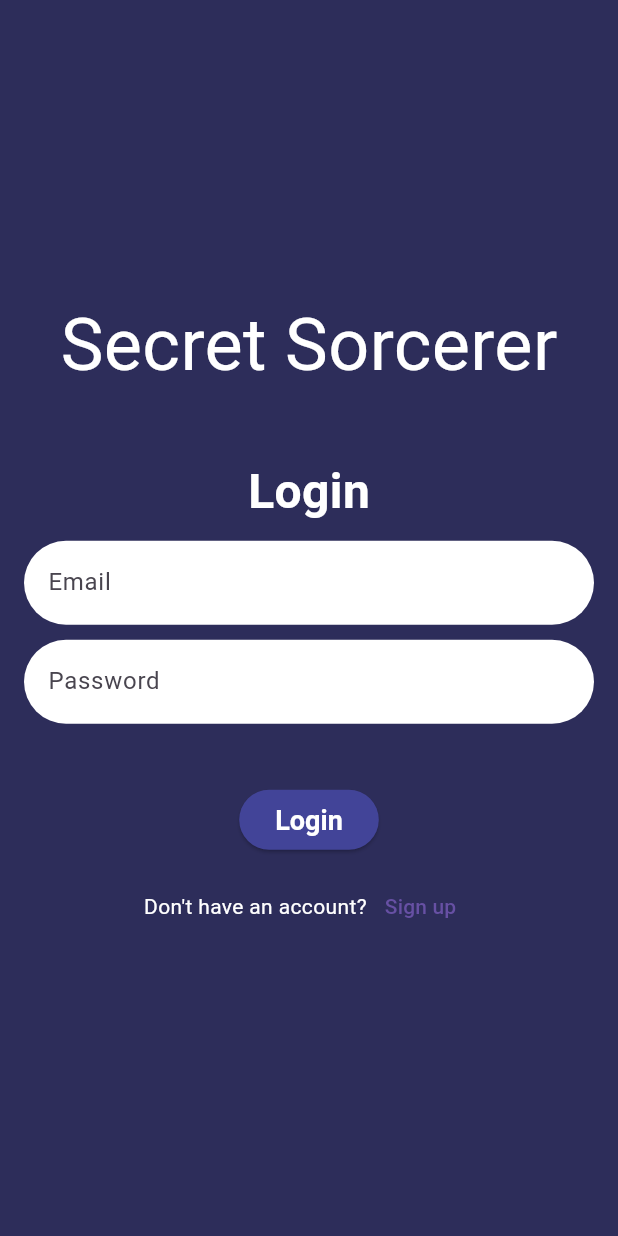
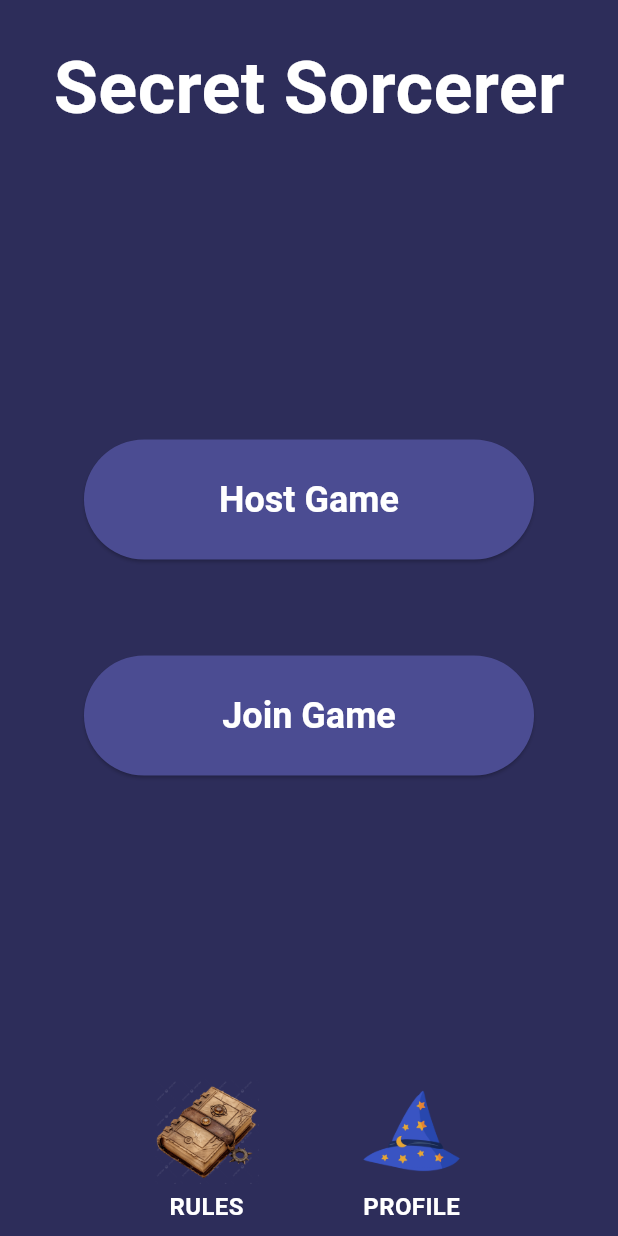
Before and after one commit to BenjaminAyl/gr01-secret-sorcerer-2025-fall, a Flutter app: the screen it shows after launch, after a tap on "Login", on a phone screen of 412 x 824 dp. Run offline on Flutter 3.47's test engine with Material 3 defaults, Android fonts, the phone set to English and light mode, and no system bars; our stand-ins replace firebase_auth, firebase_core, go_router, google_fonts; accounts and stored records are empty; network calls fail; Roboto replaces fonts that are missing (Quintessential).

Commit message:
home screen ui skeleton and supporting constants/placeholder assets

```diff
--- a/lib/app_router.dart
+++ b/lib/app_router.dart
@@ -1,5 +1,6 @@
 import 'package:go_router/go_router.dart';
-import 'package:secret_sorcerer/views/firebase_test.dart';
+//import 'package:secret_sorcerer/views/firebase_test.dart';
+import 'package:secret_sorcerer/views/home_screen.dart';
 import 'package:secret_sorcerer/views/login_screen.dart';
 import 'package:secret_sorcerer/views/signup_screen.dart';
 
@@ -7,6 +8,7 @@ final GoRouter router = GoRouter(
   initialLocation: '/',
   routes: [
     GoRoute(path: '/', builder:(context, state) => LoginScreen()),
-    GoRoute(path: '/signup', builder:(context, state) => SignupScreen())
+    GoRoute(path: '/signup', builder:(context, state) => SignupScreen()),
+    GoRoute(path: '/home', builder:(context, state)=> HomeScreen())
   ]
 );
--- a/lib/constants/app_colours.dart
+++ b/lib/constants/app_colours.dart
@@ -2,6 +2,6 @@ import 'package:flutter/material.dart';
 
 class AppColors {
   static const Color primaryBrand = Color.fromRGBO(45, 45, 90, 1); // Example custom color
-  static const Color secondaryBrand = Color.fromRGBO(66, 68, 152, 1);
-  static const Color customAccent = Color(0xFF5C5C95);
+  static const Color secondaryBrand = Color.fromRGBO(75, 76, 146, 1);
+  static const Color customAccent = Color.fromARGB(255, 139, 139, 204);
 }
--- /dev/null
+++ b/lib/constants/app_spacing.dart
@@ -0,0 +1,31 @@
+import 'package:flutter/material.dart';
+
+/// Centralized spacing + padding system for consistent UI layout 🎯
+class AppSpacing {
+  // SizedBox gaps (vertical & horizontal)
+  static const gapXS = SizedBox(height: 4);
+  static const gapS = SizedBox(height: 8);
+  static const gapM = SizedBox(height: 16);
+  static const gapL = SizedBox(height: 24);
+  static const gapXL = SizedBox(height: 32);
+  static const gapXXL = SizedBox(height: 48);
+
+  static const spaceL = SizedBox(height: 64);
+  static const spaceXL = SizedBox(height: 128);
+  static const spaceXXL = SizedBox(height: 200);
+
+  static const gapWXS = SizedBox(width: 4);
+  static const gapWS = SizedBox(width: 8);
+  static const gapWM = SizedBox(width: 16);
+  static const gapWL = SizedBox(width: 24);
+  static const gapWXL = SizedBox(width: 32);
+
+  // EdgeInsets padding
+  static const screen = EdgeInsets.all(20);
+  static const section = EdgeInsets.symmetric(vertical: 16);
+  static const item = EdgeInsets.symmetric(vertical: 8, horizontal: 12);
+
+  // Specific themed uses
+  static const titleSpacing = SizedBox(height: 32);
+  static const buttonSpacing = SizedBox(height: 44);
+}
--- /dev/null
+++ b/lib/constants/app_text_styling.dart
@@ -0,0 +1,42 @@
+import 'package:flutter/material.dart';
+
+class TextStyles {
+  // Display / Title styles
+  static const TextStyle title = TextStyle(
+    fontSize: 48,
+    fontWeight: FontWeight.w700,
+  );
+
+  static const TextStyle heading = TextStyle(
+    fontSize: 32,
+    fontWeight: FontWeight.w600,
+  );
+
+  static const TextStyle subheading = TextStyle(
+    fontSize: 24,
+    fontWeight: FontWeight.w600,
+  );
+
+  // Body styles
+  static const TextStyle bodyLarge = TextStyle(
+    fontSize: 18,
+    fontWeight: FontWeight.w600,
+  );
+
+  static const TextStyle body = TextStyle(
+    fontSize: 16,
+    fontWeight: FontWeight.w600,
+  );
+
+  static const TextStyle bodySmall = TextStyle(
+    fontSize: 14,
+    fontWeight: FontWeight.w600,
+  );
+
+  // Labels, captions, UI elements
+  static const TextStyle label = TextStyle(
+    fontSize: 12,
+    fontWeight: FontWeight.w600,
+    letterSpacing: 0.5,
+  );
+}
--- a/lib/main.dart
+++ b/lib/main.dart
@@ -33,6 +33,17 @@ class MainApp extends StatelessWidget {
             textStyle: TextStyle(
               fontSize: 18,
               fontWeight: FontWeight.bold,
+              fontFamily: GoogleFonts.quintessential().fontFamily,
+            ),
+          ),
+        ),
+        textButtonTheme: TextButtonThemeData(
+          style: TextButton.styleFrom(
+            foregroundColor: AppColors.customAccent,
+            textStyle: TextStyle(
+              fontSize: 16,
+              fontWeight: FontWeight.bold,
+              fontFamily: GoogleFonts.quintessential().fontFamily,
             ),
           ),
         ),
--- /dev/null
+++ b/lib/views/home_screen.dart
@@ -0,0 +1,95 @@
+import 'package:flutter/material.dart';
+import 'package:secret_sorcerer/constants/app_spacing.dart';
+import 'package:secret_sorcerer/constants/app_text_styling.dart';
+
+class HomeScreen extends StatelessWidget {
+  const HomeScreen({super.key});
+
+  @override
+  Widget build(BuildContext context) {
+    return Scaffold(
+      body: SafeArea(
+        child: SizedBox(
+          width: double.infinity,
+          child: Column(
+            crossAxisAlignment: CrossAxisAlignment.center,
+            children: [
+              AppSpacing.gapL,
+              const Text('Secret Sorcerer', style: TextStyles.title),
+              AppSpacing.spaceXXL,
+
+              ElevatedButton(
+                onPressed: () {
+                  // TODO: route to /host when implemented
+                },
+                style: ElevatedButton.styleFrom(
+                  minimumSize: const Size(300, 80),
+                ),
+                child: const Text('Host Game', style: TextStyles.subheading),
+              ),
+              AppSpacing.spaceL,
+              ElevatedButton(
+                onPressed: () {
+                  // TODO: route to /join when implemented
+                },
+                style: ElevatedButton.styleFrom(
+                  minimumSize: const Size(300, 80),
+                ),
+                child: const Text('Join Game', style: TextStyles.subheading),
+              ),
+
+              const Spacer(),
+
+              // Bottom buttons for profile and rules
+              Padding(
+                padding: AppSpacing.item,
+                child: Row(
+                  mainAxisAlignment: MainAxisAlignment.spaceBetween,
+                  children: [
+                    AppSpacing.gapWL,
+
+                    Column(
+                      children: [
+                        GestureDetector(
+                          onTap: () {
+                            // TODO: navigate to /rules when implemented
+                          },
+                          child: Image.asset(
+                            'assets/images/tome.png', // TODO: CREATE ASSET
+                            width: 70,
+                            height: 70,
+                          ),
+                        ),
+                        AppSpacing.gapXS,
+                        const Text('RULES', style: TextStyles.body),
+                      ],
+                    ),
+
+                    Column(
+                      children: [
+                        GestureDetector(
+                          onTap: () {
+                            // TODO: navigate to /profile when implemented
+                          },
+                          child: Image.asset(
+                            'assets/images/wizard_hat.png', // TODO: CREATE ASSET
+                            width: 70,
+                            height: 70,
+                          ),
+                        ),
+                        AppSpacing.gapXS,
+                        const Text('PROFILE', style: TextStyles.body),
+                      ],
+                    ),
+
+                    AppSpacing.gapWL,
+                  ],
+                ),
+              ),
+            ],
+          ),
+        ),
+      ),
+    );
+  }
+}
--- a/lib/views/login_screen.dart
+++ b/lib/views/login_screen.dart
@@ -1,5 +1,7 @@
 import 'package:flutter/material.dart';
 import 'package:go_router/go_router.dart';
+import 'package:secret_sorcerer/constants/app_spacing.dart';
+import 'package:secret_sorcerer/constants/app_text_styling.dart';
 
 class LoginScreen extends StatefulWidget {
   const LoginScreen({super.key});
@@ -16,44 +18,37 @@ class _LoginScreenState extends State<LoginScreen> {
   Widget build(BuildContext context) {
     return Scaffold(
       body: Padding(
-        padding: const EdgeInsets.all(16.0),
+        padding: AppSpacing.screen,
         child: Column(
           mainAxisAlignment: MainAxisAlignment.center,
           spacing: 10,
           children: [
-            const Text(
-              'Secret Sorcerer',
-              style: TextStyle(fontSize: 48),
-            ),
-            const SizedBox(height: 20),
-            const Text(
-              'Login',
-              style: TextStyle(fontSize: 32, fontWeight: FontWeight.bold),
-            ),
+            const Text('Secret Sorcerer', style: TextStyles.title),
+            AppSpacing.gapL,
+            const Text('Login', style: TextStyles.heading),
+            AppSpacing.gapM,
             TextField(
               controller: _emailController,
-              decoration: InputDecoration(
-                labelText: 'Email',
-              ),
+              decoration: InputDecoration(labelText: 'Email'),
             ),
+            AppSpacing.gapM,
             TextField(
               controller: _passwordController,
-              decoration: InputDecoration(
-                labelText: 'Password',
-              ),
+              decoration: InputDecoration(labelText: 'Password'),
               obscureText: true,
             ),
-            const SizedBox(height: 20),
+            AppSpacing.gapL,
             ElevatedButton(
               onPressed: () {
                 // Handle login logic here
+                context.go('/home');
               },
               child: const Text('Login'),
             ),
             Row(
               mainAxisAlignment: MainAxisAlignment.center,
               children: [
-                const Text("Don't have an account?"),
+                const Text("Don't have an account?", style: TextStyles.body),
                 TextButton(
                   onPressed: () => context.go('/signup'),
                   child: const Text('Sign up'),
--- a/lib/views/signup_screen.dart
+++ b/lib/views/signup_screen.dart
@@ -1,5 +1,7 @@
 import 'package:flutter/material.dart';
 import 'package:go_router/go_router.dart';
+import 'package:secret_sorcerer/constants/app_text_styling.dart';
+import 'package:secret_sorcerer/constants/app_spacing.dart';
 
 class SignupScreen extends StatefulWidget {
   const SignupScreen({super.key});
@@ -16,26 +18,28 @@ class _SignupScreenState extends State<SignupScreen> {
   Widget build(BuildContext context) {
     return Scaffold(
       body: Padding(
-        padding: const EdgeInsets.all(16.0),
+        padding: AppSpacing.screen,
         child: Column(
           mainAxisAlignment: MainAxisAlignment.center,
           spacing: 10,
           children: [
             const Text(
               'Secret Sorcerer',
-              style: TextStyle(fontSize: 48),
+              style: TextStyles.title,
             ),
-            const SizedBox(height: 20),
+            AppSpacing.gapL,
             const Text(
               'Become a Sorcerer!',
-              style: TextStyle(fontSize: 32, fontWeight: FontWeight.bold),
+              style: TextStyles.heading,
             ),
+            AppSpacing.gapL,
             TextField(
               controller: _emailController,
               decoration: InputDecoration(
                 labelText: 'Email',
               ),
             ),
+            AppSpacing.gapM,
             TextField(
               controller: _passwordController,
               decoration: InputDecoration(
@@ -43,7 +47,7 @@ class _SignupScreenState extends State<SignupScreen> {
               ),
               obscureText: true,
             ),
-            const SizedBox(height: 20),
+            AppSpacing.gapL,
             ElevatedButton(
               onPressed: () {
                 // Handle login logic here
@@ -53,7 +57,7 @@ class _SignupScreenState extends State<SignupScreen> {
 			Row(
               mainAxisAlignment: MainAxisAlignment.center,
               children: [
-                const Text("Already have an account?"),
+                const Text("Already have an account?", style: TextStyles.body),
                 TextButton(
                   onPressed: () => context.go('/'),
                   child: const Text('Login'),
--- a/pubspec.yaml
+++ b/pubspec.yaml
@@ -21,3 +21,6 @@ dev_dependencies:
 
 flutter:
   uses-material-design: true
+  assets:
+    - assets/images/tome.png
+    - assets/images/wizard_hat.png
```
Also changed, not shown: assets/images/tome.png (added), assets/images/wizard_hat.png (added).
